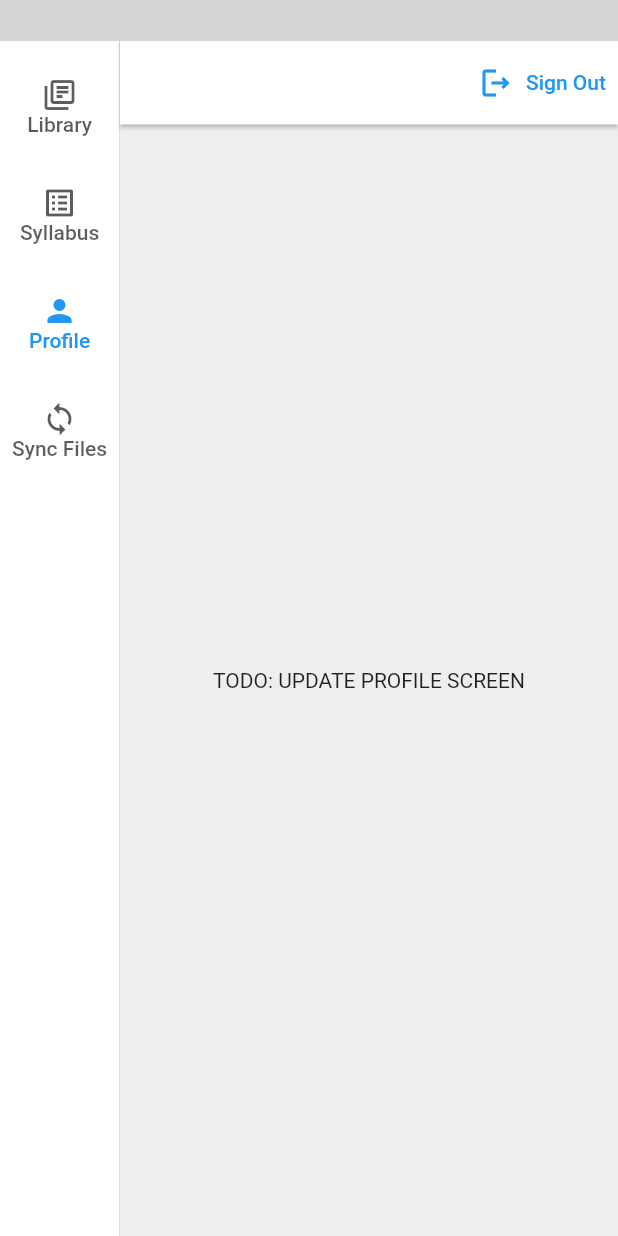
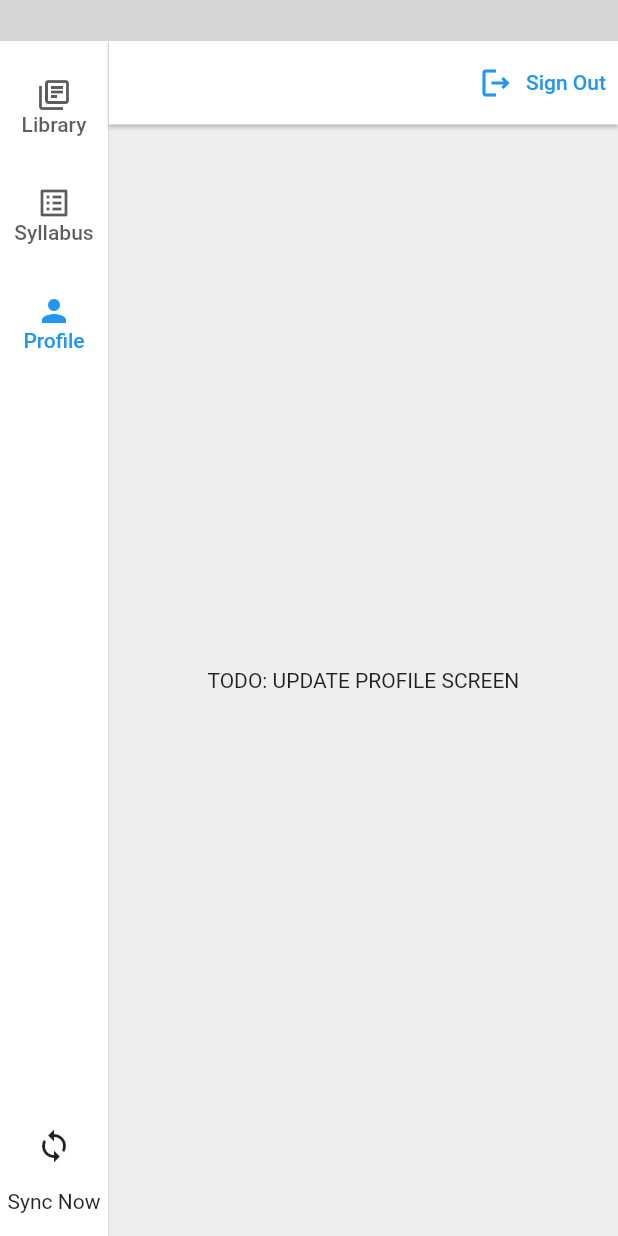
Before and after one commit to silverback-robot/lastpage-windows, a Flutter app: the screen it shows once a user with an empty profile is signed in, after a tap on "Syllabus", after a tap on "Profile", on a phone screen of 412 x 824 dp. Run offline on Flutter 3.47's test engine with Material 2 defaults, Android fonts, the phone set to English and light mode, and no system bars; our stand-ins replace dio, firebase_auth, firebase_core, flutter_svg, hive, hive_flutter and 2 more; missing offline and left inert: bitsdojo_window, flutter_acrylic; accounts and stored records are empty; network calls fail; grey boxes are pictures that could not be loaded.

Commit message:
Tidying UI elements of Library and Preview

```diff
--- a/lib/main.dart
+++ b/lib/main.dart
@@ -42,7 +42,7 @@ void main() async {
   ], child: const MyApp()));
 
   doWhenWindowReady(() {
-    const initialSize = Size(750, 500);
+    const initialSize = Size(900, 550);
     appWindow.minSize = initialSize;
     // appWindow.maxSize = initialSize;
     appWindow.size = initialSize;
--- a/lib/screens/library.dart
+++ b/lib/screens/library.dart
@@ -30,7 +30,7 @@ class _LibraryState extends State<Library> {
         mainAxisSize: MainAxisSize.max,
         children: [
           SizedBox(
-            width: 350,
+            width: selectedUpload == null ? 800 : 400,
             child: Padding(
               padding: const EdgeInsets.all(8.0),
               child: FutureBuilder(
@@ -41,14 +41,20 @@ class _LibraryState extends State<Library> {
                     return ValueListenableBuilder<Box>(
                         valueListenable: snapshot.data!.listenable(),
                         builder: (context, box, widget) {
-                          return ListView.builder(
+                          return GridView.builder(
+                              gridDelegate:
+                                  SliverGridDelegateWithMaxCrossAxisExtent(
+                                maxCrossAxisExtent: 350,
+                                childAspectRatio:
+                                    selectedUpload != null ? 2.5 : 4,
+                                crossAxisSpacing: 4,
+                                mainAxisSpacing: 4,
+                              ),
                               itemCount: box.keys.length,
                               itemBuilder: (context, index) {
                                 UserUploadInfo storageItem = box.getAt(index);
-                                return Padding(
-                                  padding:
-                                      const EdgeInsets.symmetric(vertical: 4.0),
-                                  child: ListTile(
+                                return ListTile(
+                                  style: ListTileStyle.list,
                                   title: Text(storageItem.title),
                                   subtitle: Text(storageItem.subjectCode),
                                   onTap: () {
@@ -56,11 +62,15 @@ class _LibraryState extends State<Library> {
                                       if (selectedUpload == null) {
                                         selectedUpload = storageItem;
                                       } else {
+                                        if (selectedUpload!.uploadId ==
+                                            storageItem.uploadId) {
                                           selectedUpload = null;
+                                        } else {
+                                          selectedUpload = storageItem;
+                                        }
                                       }
                                     });
                                   },
-                                  ),
                                 );
                               });
                         });
@@ -73,7 +83,7 @@ class _LibraryState extends State<Library> {
             ),
           ),
           SizedBox(
-            width: 350,
+            width: selectedUpload != null ? 400 : 0,
             child: selectedUpload != null
                 ? PreviewNote(selectedUpload: selectedUpload!)
                 : null,
--- a/lib/screens/window_frame.dart
+++ b/lib/screens/window_frame.dart
@@ -2,7 +2,9 @@ import 'package:bitsdojo_window/bitsdojo_window.dart';
 import 'package:flutter/material.dart';
 import 'package:lastpage/screens/library.dart';
 import 'package:lastpage/screens/update_profile.dart';
+import 'package:lastpage/services/firestore_rest_api.dart';
 import 'package:lastpage/widgets/window_behavior/title_bar.dart';
+import 'package:provider/provider.dart';
 import 'package:shared_preferences/shared_preferences.dart';
 
 class WindowFrame extends StatefulWidget {
@@ -61,12 +63,27 @@ class _WindowFrameState extends State<WindowFrame> {
                         selectedIcon: Icon(Icons.person),
                         label: Text('Profile'),
                       ),
-                      NavigationRailDestination(
-                        icon: Icon(Icons.sync_outlined),
-                        selectedIcon: Icon(Icons.sync),
-                        label: Text('Sync Files'),
+                    ],
+                    trailing: Expanded(
+                      child: Column(
+                        mainAxisAlignment: MainAxisAlignment.end,
+                        children: [
+                          IconButton(
+                            onPressed: Provider.of<FirestoreRestApi>(context,
+                                    listen: false)
+                                .fetchUserUploads,
+                            icon: const Icon(Icons.sync),
+                          ),
+                          const SizedBox(
+                            height: 5,
+                          ),
+                          const Text('Sync Now'),
+                          const SizedBox(
+                            height: 15,
+                          ),
+                        ],
                       ),
-                    ],
+                    ),
                   ),
                   const VerticalDivider(thickness: 0.5, width: 0.5),
                   Expanded(
--- a/pubspec.yaml
+++ b/pubspec.yaml
@@ -44,6 +44,7 @@ dependencies:
   uuid: 3.0.6
   flutter_acrylic: ^1.0.0+2
   photo_view: ^0.14.0
+  intl: ^0.17.0
 
   # The following adds the Cupertino Icons font to your application.
   # Use with the CupertinoIcons class for iOS style icons.
```
Also changed, not shown: lib/widgets/library/preview_note.dart (+79 -73 lines), pubspec.lock. Lines whose indentation alone changed are shown as unchanged.
